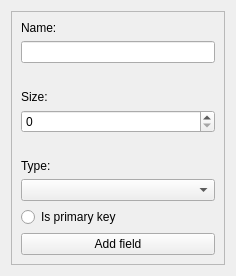
Before: the Qt Designer form addfieldwindow.ui in carlosvelaquez/ProyectoEDII, drawn with Qt 5.
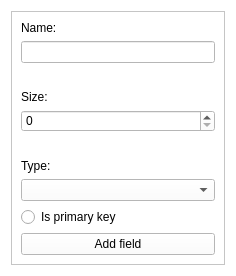
After: the same form once the commit is applied.

The edit to the form file:
```diff
--- a/addfieldwindow.ui
+++ b/addfieldwindow.ui
@@ -13,6 +13,9 @@
   <property name="windowTitle">
    <string>Form</string>
   </property>
+  <property name="styleSheet">
+   <string notr="true">background-color: rgb(255, 255, 255);</string>
+  </property>
   <layout class="QVBoxLayout" name="verticalLayout">
    <item>
     <widget class="QFrame" name="frame">
```
